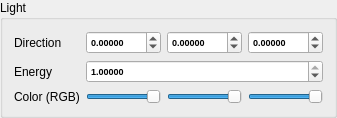
Before: the Qt Designer form interface/LightComp.ui in Razakhel/RaZor, drawn with Qt 5.
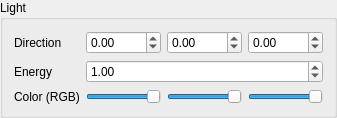
After: the same form once the commit is applied. Custom widgets are drawn as their Qt base class.

Commit message:
[ValuePicker] Added a custom spin box class handling mouse drag inputs
- The arrows can be clicked & change the value according to the mouse horizontal movements

- Replaced every QDoubleSpinBox in UI files; cleaned them to remove redundant parameters

- Fixed Light's parameters, which had weird bounds

- Updated RaZ (commit 76d3612)

```diff
--- a/interface/LightComp.ui
+++ b/interface/LightComp.ui
@@ -2,14 +2,6 @@
 <ui version="4.0">
  <class>LightComp</class>
  <widget class="QGroupBox" name="LightComp">
-  <property name="geometry">
-   <rect>
-    <x>0</x>
-    <y>0</y>
-    <width>321</width>
-    <height>111</height>
-   </rect>
-  </property>
   <property name="windowTitle">
    <string>Light</string>
   </property>
@@ -27,98 +19,35 @@
    <item row="0" column="1">
     <layout class="QHBoxLayout" name="directionLayout">
      <item>
-      <widget class="QDoubleSpinBox" name="directionX">
-       <property name="minimumSize">
-        <size>
-         <width>0</width>
-         <height>0</height>
-        </size>
-       </property>
-       <property name="maximumSize">
-        <size>
-         <width>75</width>
-         <height>16777215</height>
-        </size>
-       </property>
-       <property name="font">
-        <font>
-         <pointsize>7</pointsize>
-         <weight>75</weight>
-         <bold>true</bold>
-        </font>
-       </property>
-       <property name="decimals">
-        <number>5</number>
-       </property>
+      <widget class="ValuePicker" name="directionX">
        <property name="minimum">
-        <double>-340282346638528859811704183484516925440.000000000000000</double>
+        <double>-1.000000000000000</double>
        </property>
        <property name="maximum">
-        <double>340282346638528859811704183484516925440.000000000000000</double>
+        <double>1.000000000000000</double>
        </property>
       </widget>
      </item>
      <item>
-      <widget class="QDoubleSpinBox" name="directionY">
-       <property name="minimumSize">
-        <size>
-         <width>0</width>
-         <height>0</height>
-        </size>
-       </property>
-       <property name="maximumSize">
-        <size>
-         <width>75</width>
-         <height>16777215</height>
-        </size>
-       </property>
-       <property name="font">
-        <font>
-         <pointsize>7</pointsize>
-         <weight>75</weight>
-         <bold>true</bold>
-        </font>
-       </property>
-       <property name="decimals">
-        <number>5</number>
-       </property>
+      <widget class="ValuePicker" name="directionY">
        <property name="minimum">
-        <double>-340282346638528859811704183484516925440.000000000000000</double>
+        <double>-1.000000000000000</double>
        </property>
        <property name="maximum">
-        <double>340282346638528859811704183484516925440.000000000000000</double>
+        <double>1.000000000000000</double>
        </property>
       </widget>
      </item>
      <item>
-      <widget class="QDoubleSpinBox" name="directionZ">
-       <property name="minimumSize">
-        <size>
-         <width>0</width>
-         <height>0</height>
-        </size>
-       </property>
-       <property name="maximumSize">
-        <size>
-         <width>75</width>
-         <height>16777215</height>
-        </size>
-       </property>
-       <property name="font">
-        <font>
-         <pointsize>7</pointsize>
-         <weight>75</weight>
-         <bold>true</bold>
-        </font>
-       </property>
-       <property name="decimals">
-        <number>5</number>
-       </property>
+      <widget class="ValuePicker" name="directionZ">
        <property name="minimum">
-        <double>-340282346638528859811704183484516925440.000000000000000</double>
+        <double>-1.000000000000000</double>
        </property>
        <property name="maximum">
-        <double>340282346638528859811704183484516925440.000000000000000</double>
+        <double>1.000000000000000</double>
+       </property>
+       <property name="singleStep">
+        <double>0.050000000000000</double>
        </property>
       </widget>
      </item>
@@ -132,19 +61,9 @@
     </widget>
    </item>
    <item row="1" column="1">
-    <widget class="QDoubleSpinBox" name="energy">
-     <property name="font">
-      <font>
-       <pointsize>7</pointsize>
-       <weight>75</weight>
-       <bold>true</bold>
-      </font>
-     </property>
-     <property name="decimals">
-      <number>5</number>
-     </property>
+    <widget class="ValuePicker" name="energy">
      <property name="maximum">
-      <double>1.000000000000000</double>
+      <double>10.000000000000000</double>
      </property>
      <property name="singleStep">
       <double>0.050000000000000</double>
@@ -242,6 +161,13 @@
    </item>
   </layout>
  </widget>
+ <customwidgets>
+  <customwidget>
+   <class>ValuePicker</class>
+   <extends>QDoubleSpinBox</extends>
+   <header>RaZor/Interface/ValuePicker.hpp</header>
+  </customwidget>
+ </customwidgets>
  <resources/>
  <connections/>
 </ui>
```
Left out of the diff: 8 changed lines with no effect on the pictures. The commit also changes 18 other files.
